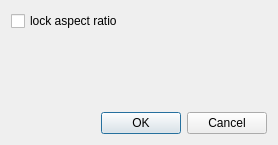
Old version of the form mscore/mscore/imageproperties.ui in the repository musescore/musescore-old.
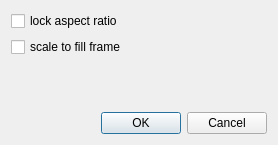
New version of the form.

```diff
--- a/mscore/mscore/imageproperties.ui
+++ b/mscore/mscore/imageproperties.ui
@@ -20,6 +20,13 @@
      </property>
     </widget>
    </item>
+   <item>
+    <widget class="QCheckBox" name="autoScale">
+     <property name="text">
+      <string>scale to fill frame</string>
+     </property>
+    </widget>
+   </item>
    <item>
     <spacer>
      <property name="orientation" >
```
Left out of the diff: 35 changed lines with no effect on the pictures.
